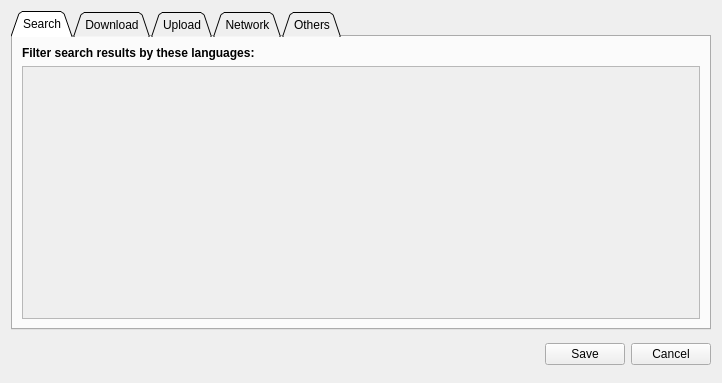
This is subdownloader/client/gui/preferences.ui in subdownloader/subdownloader as Qt 5 draws it before an edit. The edited form follows.
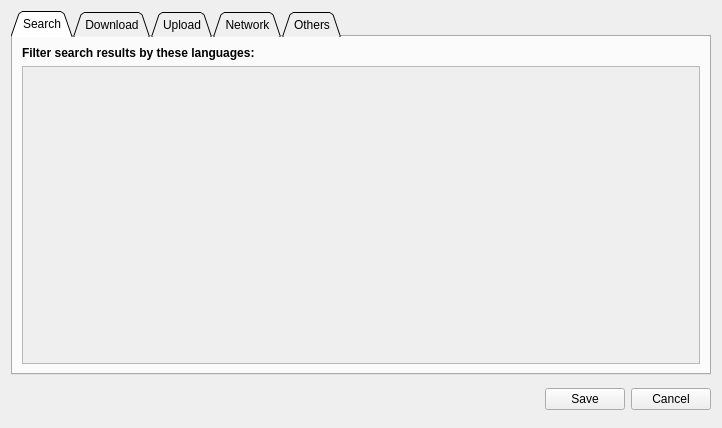
This is the edited form. The open tabs and pages were chosen to show the change.

```diff
--- a/subdownloader/client/gui/preferences.ui
+++ b/subdownloader/client/gui/preferences.ui
@@ -10,7 +10,7 @@
     <x>0</x>
     <y>0</y>
     <width>722</width>
-    <height>383</height>
+    <height>428</height>
    </rect>
   </property>
   <property name="sizePolicy">
@@ -86,8 +86,8 @@
            <rect>
             <x>0</x>
             <y>0</y>
-            <width>98</width>
-            <height>148</height>
+            <width>682</width>
+            <height>281</height>
            </rect>
           </property>
           <layout class="QHBoxLayout" name="horizontalLayout_2">
```
Left out of the diff: 4 changed lines with no effect on the pictures.
